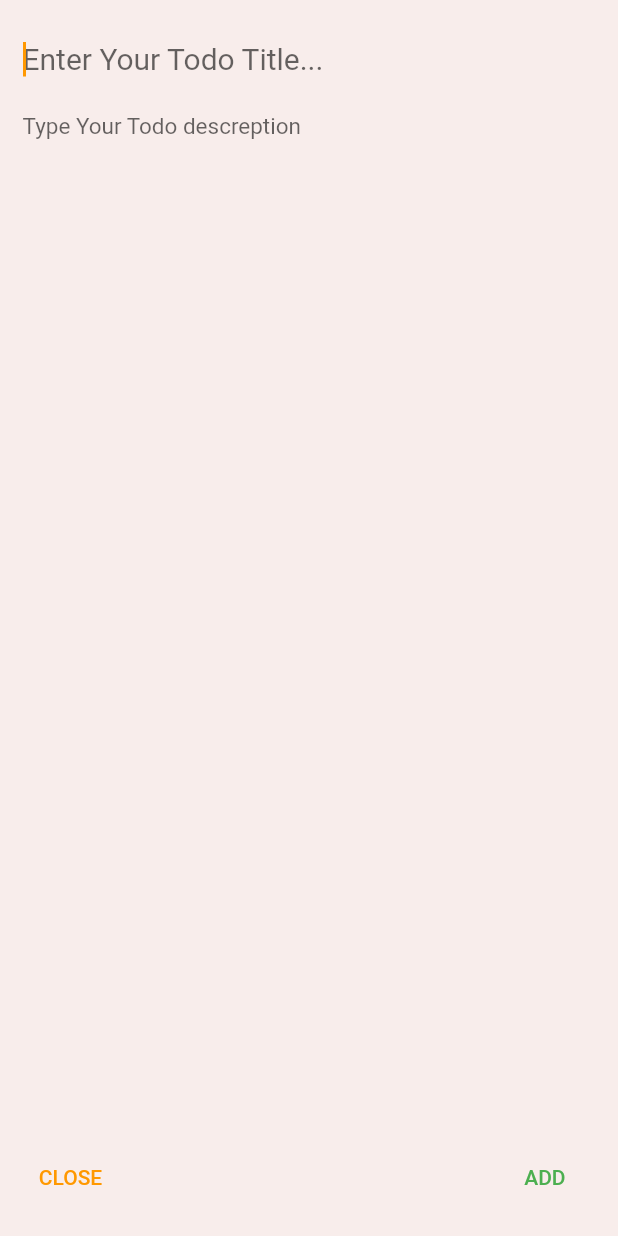
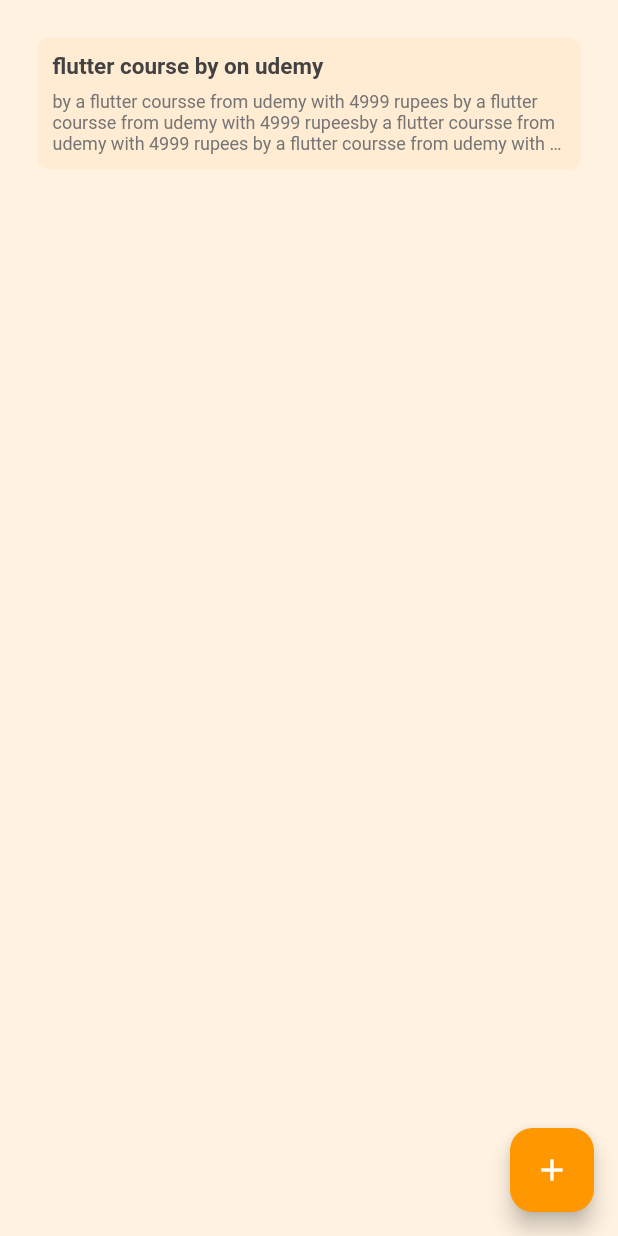
Before and after one commit to aninarafath6/flutter-todo, a Flutter app: the screen it shows after launch, on a phone screen of 412 x 824 dp. Run offline on Flutter 3.47's test engine with Material 2 defaults, Android fonts, the phone set to English and light mode, and no system bars; our stand-ins replace get.

Commit message:
todo add controller todo delete todo edit snack bars dissmiseble etc

```diff
--- a/lib/controllers/todo_controller.dart
+++ b/lib/controllers/todo_controller.dart
@@ -2,6 +2,33 @@ import 'package:get/get.dart';
 import 'package:todo/models/todo.dart';
 
 class TodoController extends GetxController {
- RxList<Todo> todos = [] as RxList<Todo>;
+  var todos = [
+    Todo(
+        title: 'flutter course by on udemy ',
+        description:
+            'by a flutter coursse from udemy with 4999 rupees by a flutter coursse from udemy with 4999 rupeesby a flutter coursse from udemy with 4999 rupees by a flutter coursse from udemy with 4999 rupees'),
+  ].obs;
 
+  void addTodo({required String title, required String description}) {
+    todos.add(Todo(title: title, description: description));
+  }
+
+  void editTodo({
+    required String title,
+    required String description,
+    required int index,
+  }) {
+    var editing = todos[index];
+    editing.title = title;
+    editing.description = description;
+    todos[index] = editing;
+    update();
+  }
+
+  void deleteTodo({required int index}) {
+    var deleteTodo = todos[index];
+    todos.removeAt(index);
+    Get.snackbar('Todo Item has been deleted',
+        'the "${deleteTodo.title}" todo item is deleted');
+  }
 }
--- a/lib/main.dart
+++ b/lib/main.dart
@@ -1,5 +1,6 @@
 import 'package:flutter/material.dart';
 import 'package:get/get.dart';
+import 'package:todo/screens/home_screen.dart';
 import 'package:todo/screens/todo_screen.dart';
 
 void main() {
@@ -14,9 +15,9 @@ class MyApp extends StatelessWidget {
       title: 'Todo',
       theme: ThemeData(
         primarySwatch: Colors.orange,
-        scaffoldBackgroundColor: Color(0xFFf8edeb),
+        scaffoldBackgroundColor: Color(0xFFfff2e1),
       ),
-      home: TodoScreen(),
+      home: HomeScreen(),
     );
   }
 }
--- a/lib/models/todo.dart
+++ b/lib/models/todo.dart
@@ -1,10 +1,8 @@
 class Todo {
   String title;
-  bool done = false;
   String description;
   Todo({
     required this.title,
     required this.description,
-    this.done = false,
   });
 }
--- /dev/null
+++ b/lib/screens/home_screen.dart
@@ -0,0 +1,48 @@
+import 'package:flutter/material.dart';
+import 'package:get/get.dart';
+import 'package:todo/controllers/todo_controller.dart';
+import 'package:todo/screens/todo_screen.dart';
+import 'package:todo/widgets/todo_card.dart';
+
+class HomeScreen extends StatelessWidget {
+  final TodoController todoController = Get.put(TodoController());
+  @override
+  Widget build(BuildContext context) {
+    return Scaffold(
+      floatingActionButton: FloatingActionButton(
+        onPressed: () => Get.to(TodoScreen()),
+        shape: RoundedRectangleBorder(
+          borderRadius: BorderRadius.all(
+            Radius.circular(15.0),
+          ),
+        ),
+        child: Icon(
+          Icons.add,
+          color: Colors.white,
+        ),
+      ),
+      body: SafeArea(
+        child: Padding(
+          padding: const EdgeInsets.only(
+            top: 25,
+            left: 25,
+            right: 25,
+          ),
+          child: Obx(
+            () {
+              return Container(
+                child: ListView.separated(
+                  itemBuilder: (context, index) => TodoCard(index: index),
+                  itemCount: todoController.todos.length,
+                  separatorBuilder: (context, index) => SizedBox(
+                    height: 20,
+                  ),
+                ),
+              );
+            },
+          ),
+        ),
+      ),
+    );
+  }
+}
--- /dev/null
+++ b/lib/widgets/todo_card.dart
@@ -0,0 +1,70 @@
+import 'package:flutter/material.dart';
+import 'package:get/get.dart';
+import 'package:todo/controllers/todo_controller.dart';
+import 'package:todo/screens/todo_screen.dart';
+
+class TodoCard extends StatelessWidget {
+  TodoCard({
+    Key? key,
+    required this.index,
+  }) : super(key: key);
+  final int index;
+  final TodoController todoController = Get.put(TodoController());
+
+  @override
+  Widget build(BuildContext context) {
+    return Dismissible(
+      key: UniqueKey(),
+      behavior: HitTestBehavior.translucent,
+      background: Align(
+          alignment: Alignment.centerRight,
+          child: Icon(Icons.remove_circle, color: Colors.red[300])),
+      onDismissed: (direction) {
+        todoController.deleteTodo(index: index);
+        print(direction);
+      },
+      child: InkWell(
+        onTap: () => Get.to(TodoScreen(index: index)),
+        child: Container(
+          padding: const EdgeInsets.all(10),
+          width: MediaQuery.of(context).size.width,
+          decoration: BoxDecoration(
+            color: Color(
+              0xABFFE9CC,
+            ),
+            borderRadius: BorderRadius.circular(8),
+          ),
+          child: Column(
+            crossAxisAlignment: CrossAxisAlignment.start,
+            children: [
+              SizedBox(
+                width: MediaQuery.of(context).size.width * .60,
+                child: Text(
+                  todoController.todos[index].title,
+                  overflow: TextOverflow.ellipsis,
+                  style: TextStyle(
+                    color: Colors.grey[800],
+                    fontWeight: FontWeight.bold,
+                    fontSize: 15,
+                  ),
+                ),
+              ),
+              SizedBox(
+                height: 8,
+              ),
+              Text(
+                todoController.todos[index].description,
+                overflow: TextOverflow.ellipsis,
+                style: TextStyle(
+                  color: Colors.grey[600],
+                  fontSize: 12,
+                ),
+                maxLines: 3,
+              ),
+            ],
+          ),
+        ),
+      ),
+    );
+  }
+}
```
Also changed, not shown: lib/screens/todo_screen.dart (+41 -3 lines).
